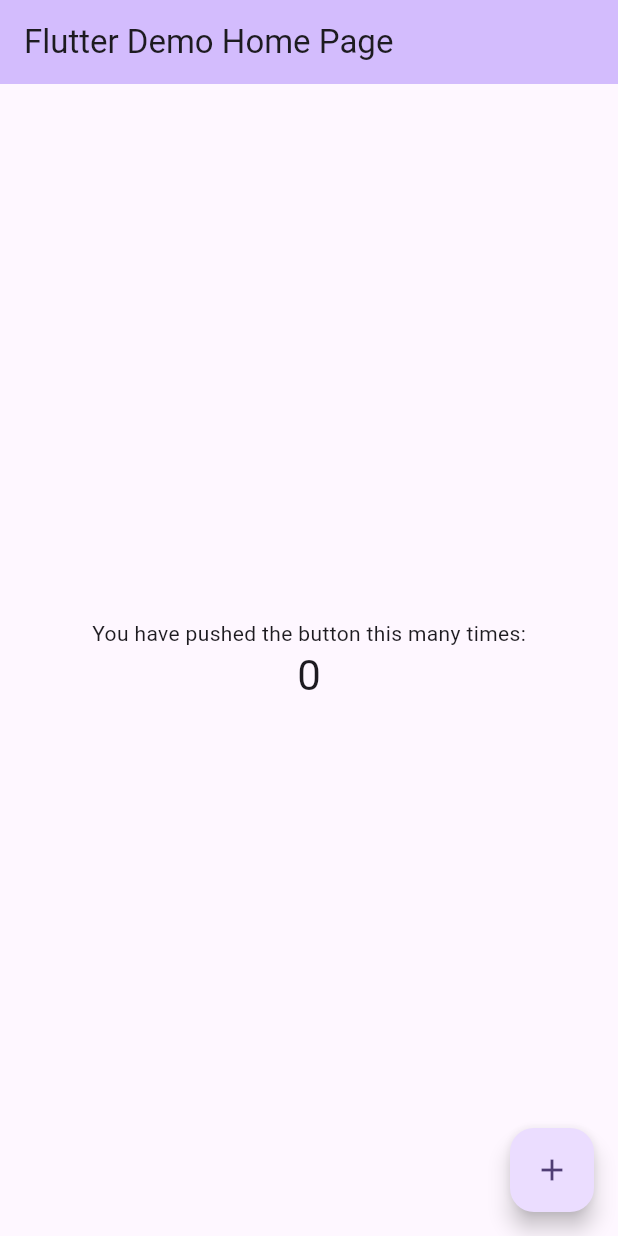
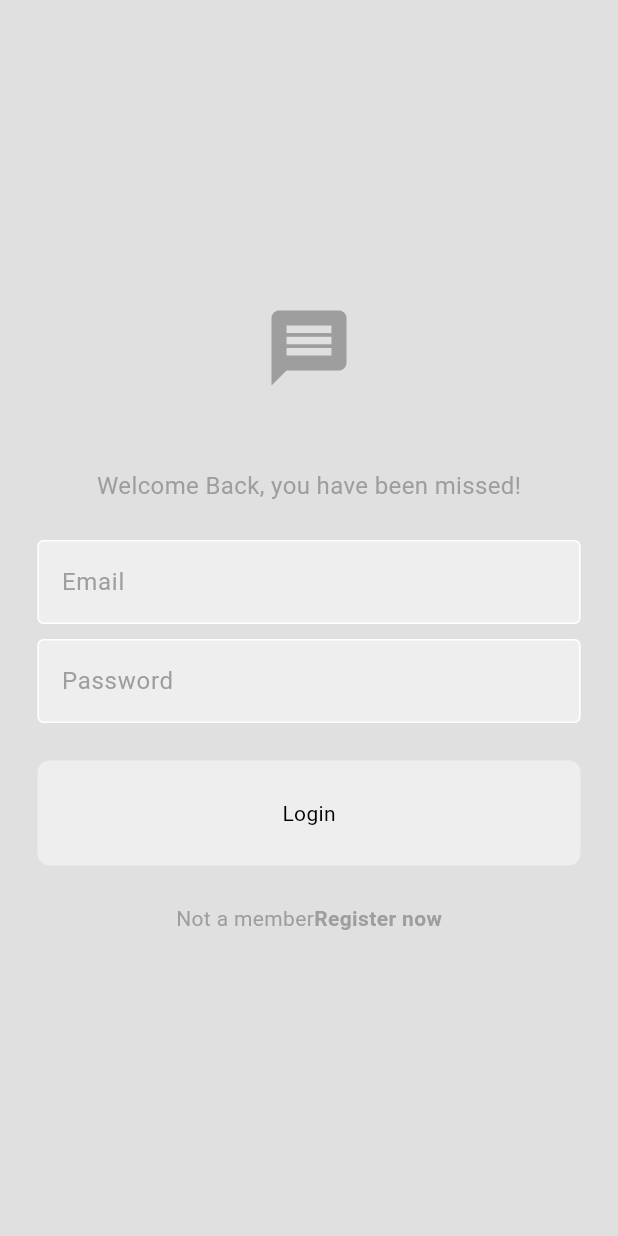
Before and after one commit to garry142/chat-app, a Flutter app: the screen it shows after launch, on a phone screen of 412 x 824 dp. Run offline on Flutter 3.47's test engine with Material 3 defaults, Android fonts, the phone set to English and light mode, and no system bars; our stand-ins replace firebase_auth, firebase_core; accounts and stored records are empty.

Commit message:
avanse del proyecto

```diff
--- /dev/null
+++ b/lib/auth/auth_gate.dart
@@ -0,0 +1,27 @@
+import 'package:chat_app/auth/login_or_register.dart';
+import 'package:chat_app/pages/homePage.dart';
+import 'package:firebase_auth/firebase_auth.dart';
+import 'package:flutter/material.dart';
+
+class AuthGate extends StatelessWidget {
+  const AuthGate({super.key});
+
+  @override
+  Widget build(BuildContext context) {
+    return Scaffold(
+      body: StreamBuilder(
+        stream: FirebaseAuth.instance.authStateChanges(),
+        builder: (context, snapshot) {
+          //user  is logged in
+          if (snapshot.hasData) {
+            return const Homepage();
+          }
+          //user is not logged
+          else {
+            return const LoginOrRegister();
+          }
+        },
+      ),
+    );
+  }
+}
--- /dev/null
+++ b/lib/auth/auth_service.dart
@@ -0,0 +1,38 @@
+import 'package:firebase_auth/firebase_auth.dart';
+
+class AuthService {
+  //instance of auth
+  final FirebaseAuth _auth = FirebaseAuth.instance;
+
+  //sing in
+  Future<UserCredential> signInWithEmailPassword(String email, password) async {
+    try {
+      UserCredential userCredential = await _auth.signInWithEmailAndPassword(
+          email: email, password: password);
+      return userCredential;
+    } on FirebaseAuthException catch (e) {
+      throw Exception(e.code);
+    }
+  }
+
+  // sing up
+  Future<UserCredential> signUpWithEmailPassword(String email, password) async {
+    try {
+      UserCredential userCredential =
+          await _auth.createUserWithEmailAndPassword(
+        email: email,
+        password: password,
+      );
+      return userCredential;
+    } on FirebaseAuthException catch (e) {
+      throw Exception(e.code);
+    }
+  }
+
+  //sing out
+
+  Future<void> signOut() async {
+    return await _auth.signOut();
+  }
+  //error
+}
--- /dev/null
+++ b/lib/auth/login_or_register.dart
@@ -0,0 +1,38 @@
+import 'package:chat_app/pages/login_pages.dart';
+import 'package:chat_app/pages/register_page.dart';
+import 'package:flutter/material.dart';
+
+class LoginOrRegister extends StatefulWidget {
+  const LoginOrRegister({super.key});
+
+  @override
+  State<LoginOrRegister> createState() => _LoginOrRegisterState();
+}
+
+class _LoginOrRegisterState extends State<LoginOrRegister> {
+  //initially, show login page
+
+  bool showLoginPage = true;
+
+  //toogle between login  and register page
+
+  void togglePages() {
+    setState(() {
+      showLoginPage = !showLoginPage;
+    });
+  }
+
+  @override
+  Widget build(BuildContext context) {
+    if (showLoginPage) {
+      return LoginPages(
+        onTap: togglePages,
+      );
+
+    } else {
+      return RegisterPage(
+        onTap: togglePages,
+      );
+    }
+  }
+}
--- /dev/null
+++ b/lib/components/my_button.dart
@@ -0,0 +1,25 @@
+import 'package:flutter/material.dart';
+
+class MyButton extends StatelessWidget {
+  final String text;
+  final void Function()? onTap;
+  const MyButton({super.key,required this.text,required this.onTap});
+
+  @override
+  Widget build(BuildContext context) {
+    return GestureDetector(
+      onTap:onTap,
+      child: Container(
+        decoration: BoxDecoration(
+          color: Theme.of(context).colorScheme.secondary,
+          borderRadius: BorderRadius.circular(8),
+        ),
+        padding: EdgeInsets.all(25),
+        margin: EdgeInsets.symmetric(horizontal: 25),
+        child: Center(
+          child: Text(text),
+        ),
+      ),
+    );
+  }
+}
--- /dev/null
+++ b/lib/components/my_textField.dart
@@ -0,0 +1,34 @@
+import 'package:flutter/material.dart';
+
+class Mytextfield extends StatelessWidget {
+  final bool obscureText;
+  final String hintText;
+  final TextEditingController controller;
+
+  const Mytextfield({super.key, required this.hintText,required this.obscureText,required this.controller});
+
+  @override
+  Widget build(BuildContext context) {
+    return Padding(
+      padding: const EdgeInsets.symmetric(horizontal: 25),
+      child: TextField(
+        obscureText:obscureText,
+        controller:controller,
+        decoration: InputDecoration(
+          enabledBorder: OutlineInputBorder(
+            borderSide:
+                BorderSide(color: Theme.of(context).colorScheme.tertiary),
+          ),
+          focusedBorder: OutlineInputBorder(
+            borderSide:
+                BorderSide(color: Theme.of(context).colorScheme.primary),
+          ),
+          fillColor: Theme.of(context).colorScheme.secondary,
+          filled: true,
+          hintText: hintText,
+          hintStyle: TextStyle(color: Theme.of(context).colorScheme.primary),
+        ),
+      ),
+    );
+  }
+}
--- a/lib/main.dart
+++ b/lib/main.dart
@@ -1,125 +1,26 @@
+import 'package:chat_app/auth/auth_gate.dart';
+import 'package:chat_app/firebase_options.dart';
+import 'package:chat_app/themes/light_mode.dart';
+import 'package:firebase_core/firebase_core.dart';
 import 'package:flutter/material.dart';
 
-void main() {
+
+void main() async {
+
+  WidgetsFlutterBinding.ensureInitialized();
+  await Firebase.initializeApp(options: DefaultFirebaseOptions.currentPlatform);
   runApp(const MyApp());
 }
 
 class MyApp extends StatelessWidget {
   const MyApp({super.key});
 
-  // This widget is the root of your application.
   @override
   Widget build(BuildContext context) {
     return MaterialApp(
-      title: 'Flutter Demo',
-      theme: ThemeData(
-        // This is the theme of your application.
-        //
-        // TRY THIS: Try running your application with "flutter run". You'll see
-        // the application has a purple toolbar. Then, without quitting the app,
-        // try changing the seedColor in the colorScheme below to Colors.green
-        // and then invoke "hot reload" (save your changes or press the "hot
-        // reload" button in a Flutter-supported IDE, or press "r" if you used
-        // the command line to start the app).
-        //
-        // Notice that the counter didn't reset back to zero; the application
-        // state is not lost during the reload. To reset the state, use hot
-        // restart instead.
-        //
-        // This works for code too, not just values: Most code changes can be
-        // tested with just a hot reload.
-        colorScheme: ColorScheme.fromSeed(seedColor: Colors.deepPurple),
-        useMaterial3: true,
-      ),
-      home: const MyHomePage(title: 'Flutter Demo Home Page'),
+      debugShowCheckedModeBanner: false,
+      home: const AuthGate(),
+      theme: lighMode,
     );
   }
 }
-
-class MyHomePage extends StatefulWidget {
-  const MyHomePage({super.key, required this.title});
-
-  // This widget is the home page of your application. It is stateful, meaning
-  // that it has a State object (defined below) that contains fields that affect
-  // how it looks.
-
-  // This class is the configuration for the state. It holds the values (in this
-  // case the title) provided by the parent (in this case the App widget) and
-  // used by the build method of the State. Fields in a Widget subclass are
-  // always marked "final".
-
-  final String title;
-
-  @override
-  State<MyHomePage> createState() => _MyHomePageState();
-}
-
-class _MyHomePageState extends State<MyHomePage> {
-  int _counter = 0;
-
-  void _incrementCounter() {
-    setState(() {
-      // This call to setState tells the Flutter framework that something has
-      // changed in this State, which causes it to rerun the build method below
-      // so that the display can reflect the updated values. If we changed
-      // _counter without calling setState(), then the build method would not be
-      // called again, and so nothing would appear to happen.
-      _counter++;
-    });
-  }
-
-  @override
-  Widget build(BuildContext context) {
-    // This method is rerun every time setState is called, for instance as done
-    // by the _incrementCounter method above.
-    //
-    // The Flutter framework has been optimized to make rerunning build methods
-    // fast, so that you can just rebuild anything that needs updating rather
-    // than having to individually change instances of widgets.
-    return Scaffold(
-      appBar: AppBar(
-        // TRY THIS: Try changing the color here to a specific color (to
-        // Colors.amber, perhaps?) and trigger a hot reload to see the AppBar
-        // change color while the other colors stay the same.
-        backgroundColor: Theme.of(context).colorScheme.inversePrimary,
-        // Here we take the value from the MyHomePage object that was created by
-        // the App.build method, and use it to set our appbar title.
-        title: Text(widget.title),
-      ),
-      body: Center(
-        // Center is a layout widget. It takes a single child and positions it
-        // in the middle of the parent.
-        child: Column(
-          // Column is also a layout widget. It takes a list of children and
-          // arranges them vertically. By default, it sizes itself to fit its
-          // children horizontally, and tries to be as tall as its parent.
-          //
-          // Column has various properties to control how it sizes itself and
-          // how it positions its children. Here we use mainAxisAlignment to
-          // center the children vertically; the main axis here is the vertical
-          // axis because Columns are vertical (the cross axis would be
-          // horizontal).
-          //
-          // TRY THIS: Invoke "debug painting" (choose the "Toggle Debug Paint"
-          // action in the IDE, or press "p" in the console), to see the
-          // wireframe for each widget.
-          mainAxisAlignment: MainAxisAlignment.center,
-          children: <Widget>[
-            const Text(
-              'You have pushed the button this many times:',
-            ),
-            Text(
-              '$_counter',
-              style: Theme.of(context).textTheme.headlineMedium,
-            ),
-          ],
-        ),
-      ),
-      floatingActionButton: FloatingActionButton(
-        onPressed: _incrementCounter,
-        tooltip: 'Increment',
-        child: const Icon(Icons.add),
-      ), // This trailing comma makes auto-formatting nicer for build methods.
-    );
-  }
-}
--- /dev/null
+++ b/lib/pages/login_pages.dart
@@ -0,0 +1,119 @@
+import 'package:chat_app/auth/auth_service.dart';
+import 'package:chat_app/components/my_button.dart';
+import 'package:chat_app/components/my_textField.dart';
+import 'package:flutter/material.dart';
+
+class LoginPages extends StatelessWidget {
+  //email and pw text controllers
+  final TextEditingController _emailControllar = TextEditingController();
+  final TextEditingController _pwControllar = TextEditingController();
+
+  //tap a go to register page
+
+  final void Function()? onTap;
+
+  //login methodo
+  void login(BuildContext context) async {
+    //auth service
+    final authService = AuthService();
+
+    //try login
+    try {
+      await authService.signInWithEmailPassword(
+          _emailControllar.text, _pwControllar.text);
+    }
+
+    //catch any error
+    catch (e) {
+      showDialog(
+        context: context,
+        builder: (context) => AlertDialog(
+          title: Text(e.toString()),
+        ),
+      );
+    }
+  }
+
+  LoginPages({super.key, required this.onTap});
+  @override
+  Widget build(BuildContext context) {
+    return Scaffold(
+      backgroundColor: Theme.of(context).colorScheme.background,
+      body: Center(
+        child: Column(
+          mainAxisAlignment: MainAxisAlignment.center,
+          children: [
+            //LOGO
+            Icon(
+              Icons.message,
+              size: 60,
+              color: Theme.of(context).colorScheme.primary,
+            ),
+            const SizedBox(
+              height: 50,
+            ),
+            //WELCOME BACK MESSENGE
+            Text(
+              "Welcome Back, you have been missed!",
+              style: TextStyle(
+                color: Theme.of(context).colorScheme.primary,
+                fontSize: 16,
+              ),
+            ),
+            SizedBox(
+              height: 25,
+            ),
+            //EMAIL TEXTFIELD
+            Mytextfield(
+              hintText: "Email",
+              obscureText: false,
+              controller: _emailControllar,
+            ),
+            SizedBox(
+              height: 10,
+            ),
+            //PW TEXTFIELD
+            Mytextfield(
+              hintText: "Password",
+              obscureText: true,
+              controller: _pwControllar,
+            ),
+            SizedBox(
+              height: 25,
+            ),
+            //LOGIN BUTTON
+            MyButton(
+              text: "Login",
+              onTap: () => login(context),
+            ),
+            SizedBox(
+              height: 25,
+            ),
+
+            Row(
+              mainAxisAlignment: MainAxisAlignment.center,
+              children: [
+                Text(
+                  "Not a member",
+                  style:
+                      TextStyle(color: Theme.of(context).colorScheme.primary),
+                ),
+                GestureDetector(
+                  onTap: onTap,
+                  child: Text(
+                    "Register now",
+                    style: TextStyle(
+                        fontWeight: FontWeight.bold,
+                        color: Theme.of(context).colorScheme.primary),
+                  ),
+                ),
+              ],
+            ),
+
+            //REGISTER NOW
+          ],
+        ),
+      ),
+    );
+  }
+}
--- /dev/null
+++ b/lib/themes/light_mode.dart
@@ -0,0 +1,11 @@
+import 'package:flutter/material.dart';
+
+ThemeData lighMode = ThemeData(
+  colorScheme: ColorScheme.light(
+    background: Colors.grey.shade300,
+    primary: Colors.grey.shade500,
+    secondary: Colors.grey.shade200,
+    tertiary: Colors.white,
+    inversePrimary: Colors.grey.shade900,
+  ),
+);
--- a/pubspec.yaml
+++ b/pubspec.yaml
@@ -35,6 +35,8 @@ dependencies:
   # The following adds the Cupertino Icons font to your application.
   # Use with the CupertinoIcons class for iOS style icons.
   cupertino_icons: ^1.0.6
+  firebase_core: ^3.2.0
+  firebase_auth: ^5.1.2
 
 dev_dependencies:
   flutter_test:
```
Also changed, not shown: analysis_options.yaml (+9 -0 lines), lib/pages/homePage.dart (added, +25 -0 lines), lib/pages/register_page.dart (added, +137 -0 lines), firebase.json (added), lib/firebase_options.dart (added), pubspec.lock, 18 other files.
